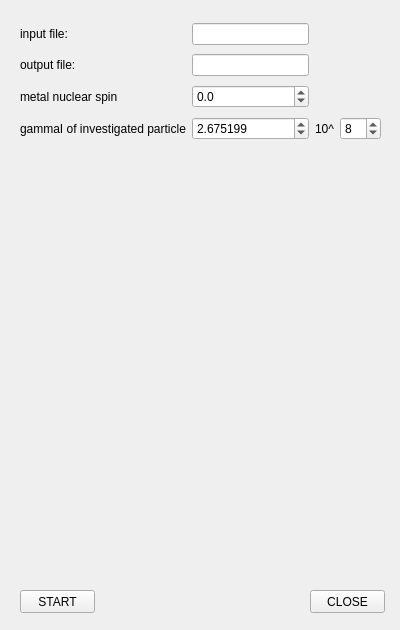
Qt form src/mainwidget.ui (wdastru/NMRD) before a commit.
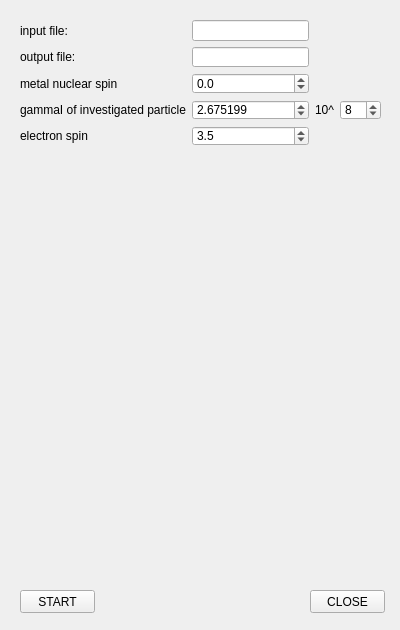
The same form after that commit.

Commit message: gammaI and electron spin OK

Diff of the .ui file:
```diff
--- a/src/mainwidget.ui
+++ b/src/mainwidget.ui
@@ -115,13 +115,6 @@
       </property>
      </widget>
     </item>
-    <item row="3" column="2">
-     <widget class="QLabel" name="gammaILabel2">
-      <property name="text">
-       <string>10^</string>
-      </property>
-     </widget>
-    </item>
     <item row="3" column="3">
      <widget class="QSpinBox" name="gammaIExpSpinBox">
       <property name="minimum">
@@ -132,6 +125,33 @@
       </property>
      </widget>
     </item>
+    <item row="3" column="2">
+     <widget class="QLabel" name="gammaILabel2">
+      <property name="text">
+       <string>10^</string>
+      </property>
+     </widget>
+    </item>
+    <item row="4" column="0">
+     <widget class="QLabel" name="elSpinLabel">
+      <property name="text">
+       <string>electron spin</string>
+      </property>
+     </widget>
+    </item>
+    <item row="4" column="1">
+     <widget class="QDoubleSpinBox" name="elSpinDoubleSpinBox">
+      <property name="decimals">
+       <number>1</number>
+      </property>
+      <property name="singleStep">
+       <double>0.500000000000000</double>
+      </property>
+      <property name="value">
+       <double>3.500000000000000</double>
+      </property>
+     </widget>
+    </item>
    </layout>
   </widget>
  </widget>
```
Left out of the diff: 32 changed lines with no effect on the pictures. The commit also changes 6 other files.
